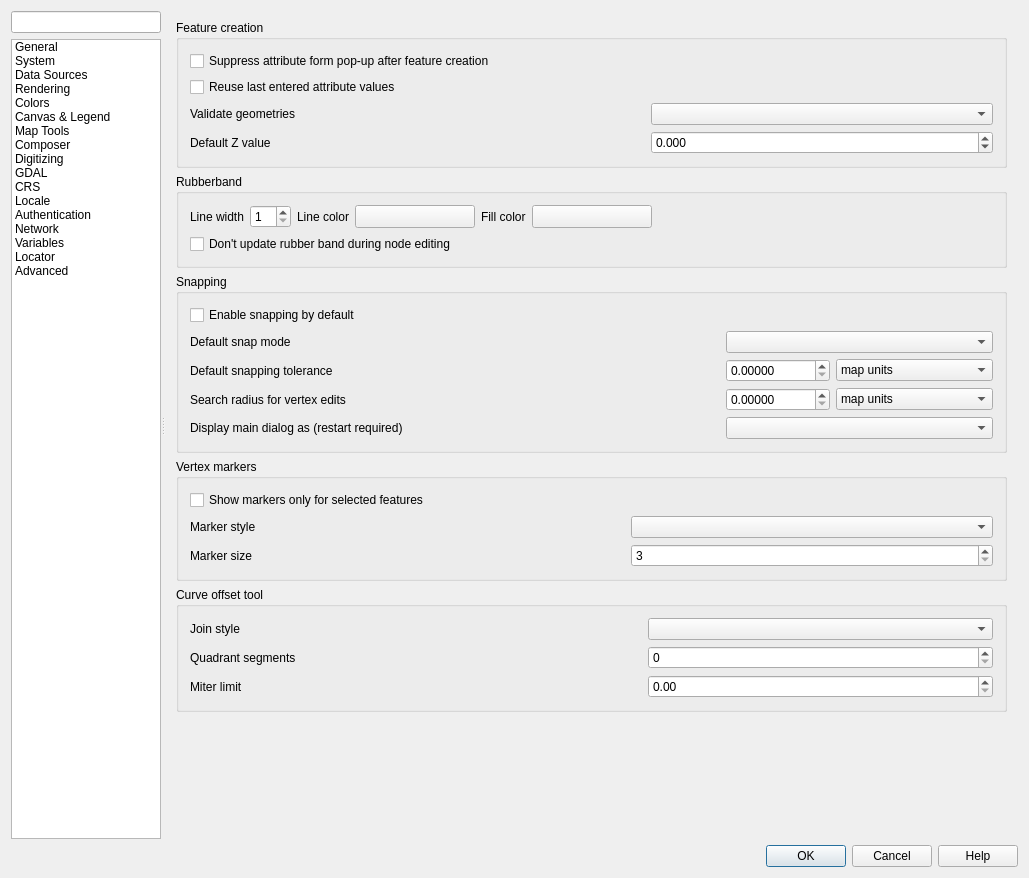
First picture: the form in src/ui/qgsoptionsbase.ui, repository qgis/QGIS, before the edit.
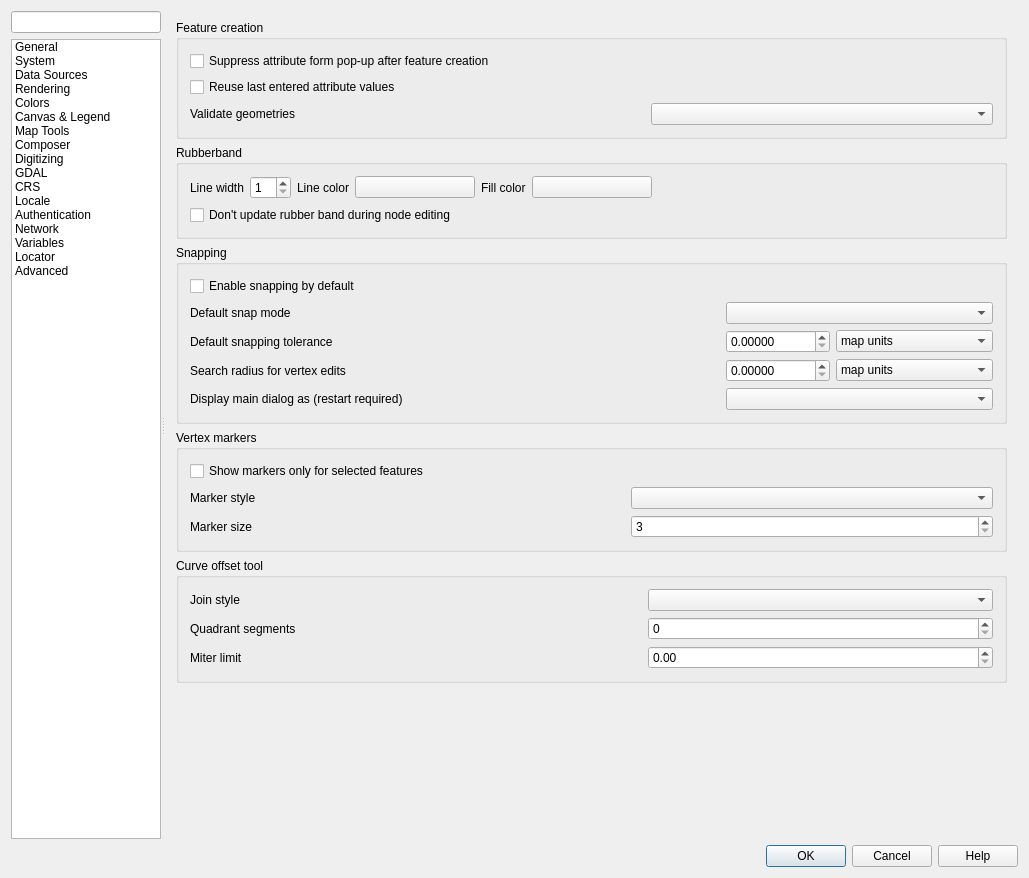
Second picture: the form after the edit. The open tabs and pages were chosen to show the change. Icons and pictures are not drawn. Custom widgets are drawn as their Qt base class.

Commit message: Move default Z value into project properties.

Diff of the .ui file:
```diff
--- a/src/ui/qgsoptionsbase.ui
+++ b/src/ui/qgsoptionsbase.ui
@@ -3908,29 +3908,6 @@
                     </property>
                    </widget>
                   </item>
-                  <item row="3" column="0">
-                   <widget class="QLabel" name="mDefaultZValueLabel">
-                    <property name="text">
-                     <string>Default Z value</string>
-                    </property>
-                   </widget>
-                  </item>
-                  <item row="3" column="2">
-                   <widget class="QDoubleSpinBox" name="mDefaultZValueSpinBox">
-                    <property name="decimals">
-                     <number>3</number>
-                    </property>
-                    <property name="minimum">
-                     <double>-999999.998999999952503</double>
-                    </property>
-                    <property name="maximum">
-                     <double>1000000.000000000000000</double>
-                    </property>
-                    <property name="singleStep">
-                     <double>1.000000000000000</double>
-                    </property>
-                   </widget>
-                  </item>
                   <item row="2" column="2">
                    <widget class="QComboBox" name="mValidateGeometries">
                     <property name="sizePolicy">
@@ -5406,12 +5383,34 @@
    <header>qgscollapsiblegroupbox.h</header>
    <container>1</container>
   </customwidget>
+  <customwidget>
+   <class>QgsColorButton</class>
+   <extends>QPushButton</extends>
+   <header>qgscolorbutton.h</header>
+   <container>1</container>
+  </customwidget>
+  <customwidget>
+   <class>QgsFilterLineEdit</class>
+   <extends>QLineEdit</extends>
+   <header>qgsfilterlineedit.h</header>
+  </customwidget>
   <customwidget>
    <class>QgsProjectionSelectionWidget</class>
    <extends>QWidget</extends>
    <header>qgsprojectionselectionwidget.h</header>
    <container>1</container>
   </customwidget>
+  <customwidget>
+   <class>QgsSpinBox</class>
+   <extends>QSpinBox</extends>
+   <header>qgsspinbox.h</header>
+  </customwidget>
+  <customwidget>
+   <class>QgsScrollArea</class>
+   <extends>QScrollArea</extends>
+   <header>qgsscrollarea.h</header>
+   <container>1</container>
+  </customwidget>
   <customwidget>
    <class>QgsVariableEditorWidget</class>
    <extends>QWidget</extends>
@@ -5427,6 +5426,9 @@
    <class>QgsFilterLineEdit</class>
    <extends>QLineEdit</extends>
    <header>qgsfilterlineedit.h</header>
+   <class>QgsPasswordLineEdit</class>
+   <extends>QLineEdit</extends>
+   <header>qgspasswordlineedit.h</header>
   </customwidget>
   <customwidget>
    <class>QgsColorSchemeList</class>
```
Left out of the diff: 258 changed lines with no effect on the pictures. The commit also changes 5 other files.
